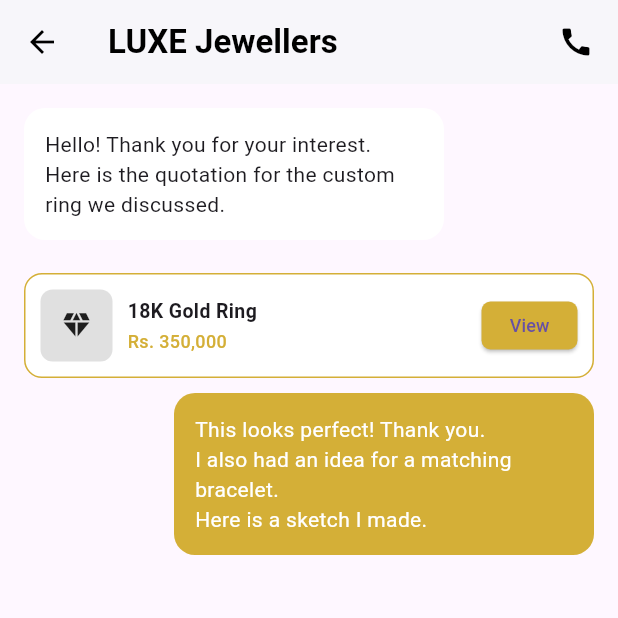
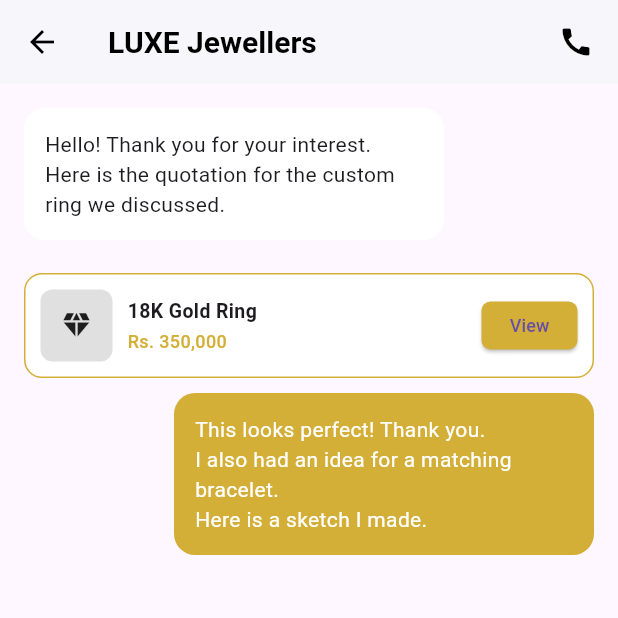
Before and after one commit to SumaiyaMunas123/aurix-digital-jewellery-platform, a Flutter app: the ChatThreadScreen screen opened directly, on a phone screen of 412 x 824 dp, the top half of it. Run offline on Flutter 3.47's test engine with Material 3 defaults, Android fonts, the phone set to English and light mode, and no system bars; network calls fail.

Commit message:
Edit the Chat_Threat page

```diff
--- a/jeweller-frontend/lib/screens/Chat_Threat.dart
+++ b/jeweller-frontend/lib/screens/Chat_Threat.dart
@@ -38,6 +38,7 @@
         title: const Text(
           "LUXE Jewellers",
           style: TextStyle(
+            fontSize: 20,
             color: Colors.black,
             fontWeight: FontWeight.w600,
           ),
```
